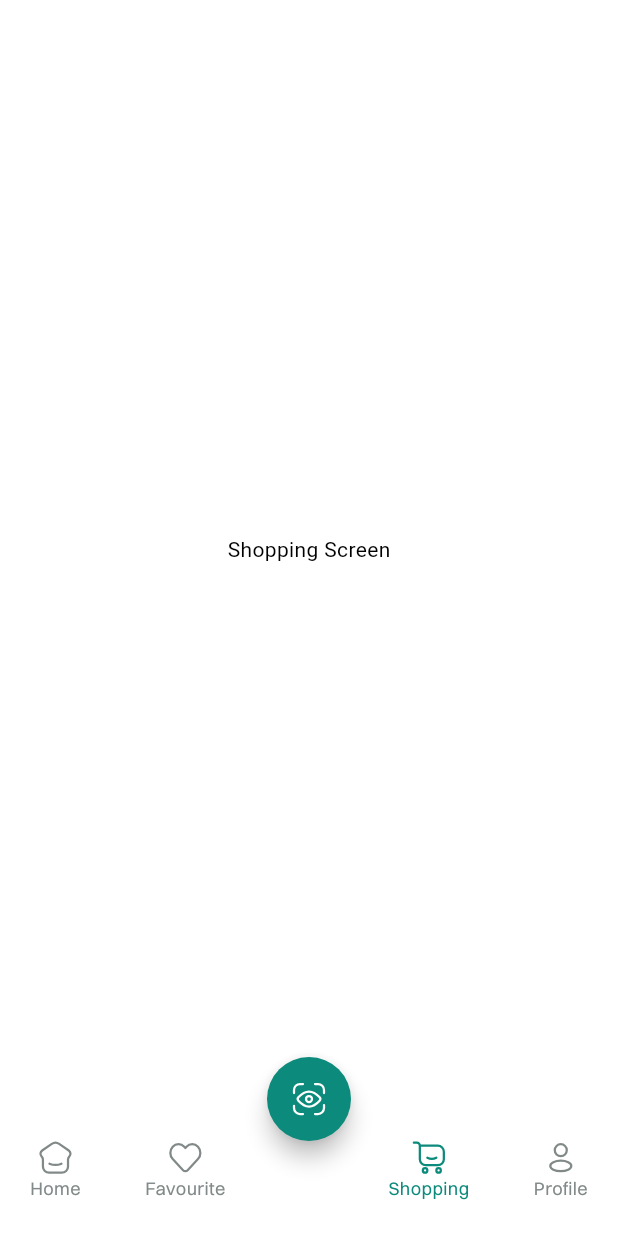
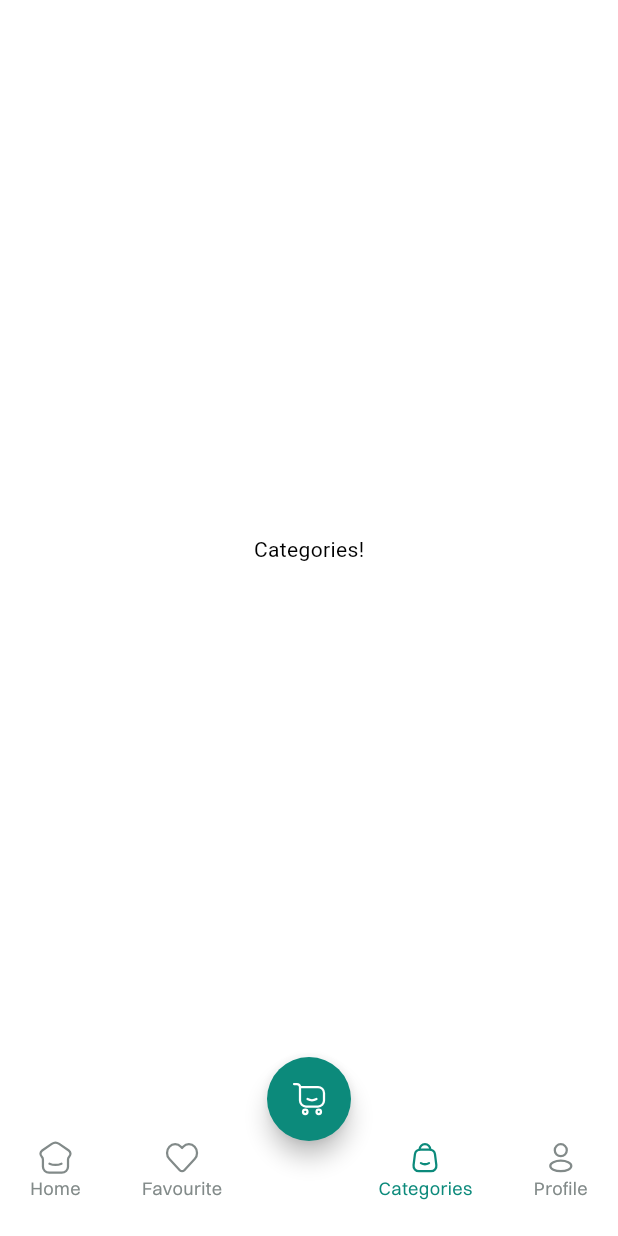
Before and after one commit to Nersisyan2000/Furniture-shop, a Flutter app: the FeedPage screen opened by its route, item 3 of the bottom bar chosen, on a phone screen of 412 x 824 dp. Run offline on Flutter 3.47's test engine with Material 3 defaults, Android fonts, the phone set to English and light mode, and no system bars; our stand-ins replace auto_route, awesome_extensions, badges, cached_network_image, dots_indicator, easy_localization and 7 more; network calls fail; Roboto replaces fonts that are missing (Switzer).

Commit message:
initial commit

```diff
--- a/lib/config/routes/app_router.dart
+++ b/lib/config/routes/app_router.dart
@@ -25,12 +25,12 @@ class AppRouter extends _$AppRouter {
         AutoRoute(page: FeedRoute.page, children: [
           AutoRoute(page: HomeRoute.page),
           AutoRoute(page: FavouriteRoute.page),
-          AutoRoute(page: ShoppingRoute.page),
+          AutoRoute(page: CategoriesRoute.page),
           AutoRoute(page: ProfileRoute.page),
         ]),
         AutoRoute(page: SearchRoute.page),
         AutoRoute(page: FilterRoute.page),
-        AutoRoute(page: CategoriesRoute.page),
+        AutoRoute(page: ShoppingRoute.page),
         AutoRoute(page: MostInterestedRoute.page),
       ];
 }
--- a/lib/presentation/screens/auto_tabs/auto_tabs_screen.dart
+++ b/lib/presentation/screens/auto_tabs/auto_tabs_screen.dart
@@ -14,7 +14,7 @@ class FeedPage extends StatelessWidget {
       routes: const [
         HomeRoute(),
         FavouriteRoute(),
-        ShoppingRoute(),
+        CategoriesRoute(),
         ProfileRoute(),
       ],
       // transitionBuilder: (context, child, animation) {
@@ -30,10 +30,12 @@ class FeedPage extends StatelessWidget {
           floatingActionButton: Visibility(
             visible: !keyboardIsOpen,
             child: FloatingActionButton(
-              onPressed: () {},
+              onPressed: () => context.router.push(const ShoppingRoute()),
               shape: RoundedRectangleBorder(
                   borderRadius: BorderRadius.circular(30)),
-              child: FurnitureAssets.icons.eyeScanner.svg(),
+              child: FurnitureAssets.icons.cart.svg(
+                color: FurnitureColors.whiteColor,
+              ),
             ),
           ),
           floatingActionButtonLocation:
--- a/packages/furniture_uikit/lib/src/widgets/bottom_navigation/furniture_bottom_navigation_bar.dart
+++ b/packages/furniture_uikit/lib/src/widgets/bottom_navigation/furniture_bottom_navigation_bar.dart
@@ -2,7 +2,6 @@ import 'package:flutter/material.dart';
 import 'package:furniture_localization/furniture_localization.dart';
 import 'package:furniture_localization/localization_keys.dart';
 import 'package:furniture_uikit/furniture_uikit.dart';
-import 'package:furniture_uikit/src/theme/furniture_dimensions.dart';
 import 'package:furniture_uikit/src/widgets/bottom_navigation/widgets/furniture_bottom_navigation_bar_item.dart';
 
 class FurnitureBottomNavigation extends StatelessWidget {
@@ -56,12 +55,12 @@ class FurnitureBottomNavigation extends StatelessWidget {
             color: currentIndex == 2
                 ? FurnitureColors.primaryColor
                 : FurnitureColors.appBarTitleColor,
-            itemIcon: FurnitureAssets.icons.cart.svg(
+            itemIcon: FurnitureAssets.icons.category.svg(
               color: currentIndex == 2
                   ? FurnitureColors.primaryColor
                   : FurnitureColors.appBarTitleColor,
             ),
-            title: context.tr(Localization.shopping),
+            title: context.tr(Localization.categories),
             onTap: () {
               setActiveIndex(2);
             },
```
